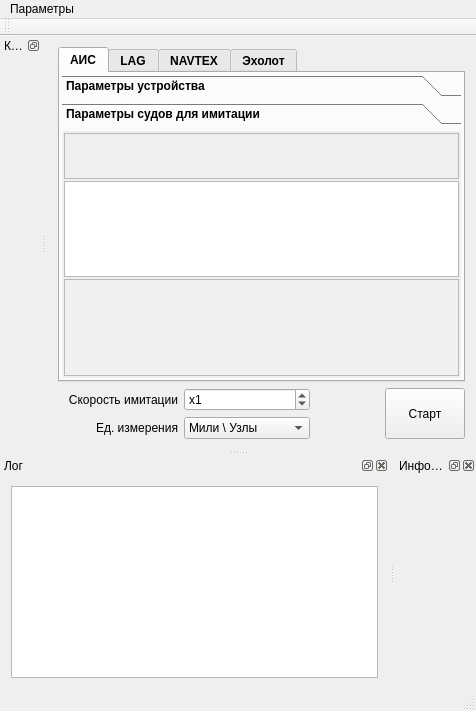
Old version of the form Emulator/mainwindow.ui in the repository breton75/R-Card.
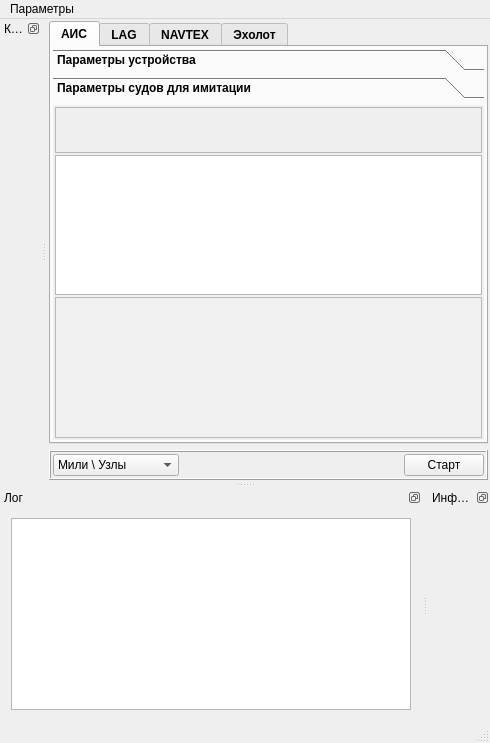
New version of the form. The open tabs and pages were chosen to show the change. Icons and pictures are not drawn.

```diff
--- a/Emulator/mainwindow.ui
+++ b/Emulator/mainwindow.ui
@@ -6,17 +6,27 @@
    <rect>
     <x>0</x>
     <y>0</y>
-    <width>452</width>
-    <height>711</height>
+    <width>490</width>
+    <height>743</height>
    </rect>
   </property>
   <property name="windowTitle">
    <string>MainWindow</string>
   </property>
   <widget class="QWidget" name="centralWidget">
-   <layout class="QHBoxLayout" name="horizontalLayout_10">
-    <item>
-     <layout class="QVBoxLayout" name="verticalLayout_11">
+   <layout class="QVBoxLayout" name="verticalLayout_6">
+    <property name="leftMargin">
+     <number>2</number>
+    </property>
+    <property name="topMargin">
+     <number>2</number>
+    </property>
+    <property name="rightMargin">
+     <number>2</number>
+    </property>
+    <property name="bottomMargin">
+     <number>2</number>
+    </property>
       <item>
        <widget class="QTabWidget" name="tabWidget">
         <property name="sizePolicy">
@@ -444,8 +454,8 @@
               <rect>
                <x>0</x>
                <y>0</y>
-               <width>361</width>
-               <height>382</height>
+             <width>412</width>
+             <height>461</height>
               </rect>
              </property>
              <attribute name="label">
@@ -569,26 +579,6 @@
                    </property>
                   </spacer>
                  </item>
-                 <item>
-                  <widget class="QPushButton" name="bnVesselPosition">
-                   <property name="sizePolicy">
-                    <sizepolicy hsizetype="Fixed" vsizetype="Fixed">
-                     <horstretch>0</horstretch>
-                     <verstretch>0</verstretch>
-                    </sizepolicy>
-                   </property>
-                   <property name="text">
-                    <string/>
-                   </property>
-                   <property name="icon">
-                    <iconset resource="res.qrc">
-                     <normaloff>:/buttons/Icons/Info2.ico</normaloff>:/buttons/Icons/Info2.ico</iconset>
-                   </property>
-                   <property name="flat">
-                    <bool>true</bool>
-                   </property>
-                  </widget>
-                 </item>
                 </layout>
                </widget>
               </item>
@@ -1688,92 +1678,34 @@
        </widget>
       </item>
       <item>
-       <layout class="QHBoxLayout" name="horizontalLayout_6">
-        <item>
-         <layout class="QVBoxLayout" name="verticalLayout">
-          <item>
+     <widget class="QFrame" name="frame">
+      <property name="frameShape">
+       <enum>QFrame::Box</enum>
+      </property>
+      <property name="frameShadow">
+       <enum>QFrame::Raised</enum>
+      </property>
            <layout class="QHBoxLayout" name="horizontalLayout_5">
-            <item>
-             <widget class="QLabel" name="label_8">
-              <property name="minimumSize">
-               <size>
-                <width>120</width>
-                <height>0</height>
-               </size>
-              </property>
-              <property name="maximumSize">
-               <size>
-                <width>60</width>
-                <height>16777215</height>
-               </size>
-              </property>
-              <property name="font">
-               <font>
-                <weight>50</weight>
-                <bold>false</bold>
-               </font>
-              </property>
-              <property name="text">
-               <string>Скорость имитации</string>
-              </property>
-              <property name="alignment">
-               <set>Qt::AlignRight|Qt::AlignTrailing|Qt::AlignVCenter</set>
-              </property>
-             </widget>
-            </item>
-            <item>
-             <widget class="QSpinBox" name="spinEmulationMultiplier">
-              <property name="font">
-               <font>
-                <weight>50</weight>
-                <bold>false</bold>
-               </font>
-              </property>
-              <property name="prefix">
-               <string>x</string>
-              </property>
-              <property name="maximum">
-               <number>100000</number>
-              </property>
-              <property name="value">
-               <number>1</number>
-              </property>
-             </widget>
-            </item>
-           </layout>
-          </item>
-          <item>
-           <layout class="QHBoxLayout" name="horizontalLayout_2">
-            <item>
-             <widget class="QLabel" name="label_9">
-              <property name="minimumSize">
-               <size>
-                <width>120</width>
-                <height>0</height>
-               </size>
-              </property>
-              <property name="maximumSize">
-               <size>
-                <width>60</width>
-                <height>16777215</height>
-               </size>
-              </property>
-              <property name="font">
-               <font>
-                <weight>50</weight>
-                <bold>false</bold>
-               </font>
-              </property>
-              <property name="text">
-               <string>Ед. измерения</string>
-              </property>
-              <property name="alignment">
-               <set>Qt::AlignRight|Qt::AlignTrailing|Qt::AlignVCenter</set>
-              </property>
-             </widget>
-            </item>
+       <property name="spacing">
+        <number>4</number>
+       </property>
+       <property name="leftMargin">
+        <number>2</number>
+       </property>
+       <property name="topMargin">
+        <number>2</number>
+       </property>
+       <property name="rightMargin">
+        <number>2</number>
+       </property>
+       <property name="bottomMargin">
+        <number>2</number>
+       </property>
             <item>
              <widget class="QComboBox" name="cbMeasureUnits">
+         <property name="frame">
+          <bool>true</bool>
+         </property>
               <item>
                <property name="text">
                 <string>Мили \ Узлы</string>
@@ -1786,14 +1718,8 @@
               </item>
              </widget>
             </item>
-           </layout>
-          </item>
-         </layout>
-        </item>
         <item>
-         <layout class="QHBoxLayout" name="horizontalLayout_3">
-          <item>
-           <spacer name="horizontalSpacer_3">
+        <spacer name="horizontalSpacer_7">
             <property name="orientation">
              <enum>Qt::Horizontal</enum>
             </property>
@@ -1816,13 +1742,17 @@
             <property name="text">
              <string>Старт</string>
             </property>
+         <property name="icon">
+          <iconset resource="res.qrc">
+           <normaloff>:/icons/Icons/start.ico</normaloff>:/icons/Icons/start.ico</iconset>
+         </property>
+         <property name="flat">
+          <bool>false</bool>
+         </property>
            </widget>
           </item>
          </layout>
-        </item>
-       </layout>
-      </item>
-     </layout>
+     </widget>
     </item>
    </layout>
   </widget>
@@ -1831,7 +1761,7 @@
     <rect>
      <x>0</x>
      <y>0</y>
-     <width>452</width>
+     <width>490</width>
      <height>21</height>
     </rect>
    </property>
@@ -1843,14 +1773,6 @@
    </widget>
    <addaction name="menu"/>
   </widget>
-  <widget class="QToolBar" name="mainToolBar">
-   <attribute name="toolBarArea">
-    <enum>TopToolBarArea</enum>
-   </attribute>
-   <attribute name="toolBarBreak">
-    <bool>false</bool>
-   </attribute>
-  </widget>
   <widget class="QStatusBar" name="statusBar"/>
   <widget class="QDockWidget" name="dockGraphics">
    <property name="sizePolicy">
@@ -1876,6 +1798,9 @@
    </widget>
   </widget>
   <widget class="QDockWidget" name="dockLog">
+   <property name="features">
+    <set>QDockWidget::DockWidgetFloatable|QDockWidget::DockWidgetMovable</set>
+   </property>
    <property name="windowTitle">
     <string>Лог</string>
    </property>
@@ -1894,6 +1819,9 @@
    <property name="floating">
     <bool>false</bool>
    </property>
+   <property name="features">
+    <set>QDockWidget::DockWidgetFloatable|QDockWidget::DockWidgetMovable</set>
+   </property>
    <property name="windowTitle">
     <string>Информация о судне</string>
    </property>
```
Left out of the diff: 34 changed lines with no effect on the pictures. Lines whose indentation alone changed are shown as unchanged.
